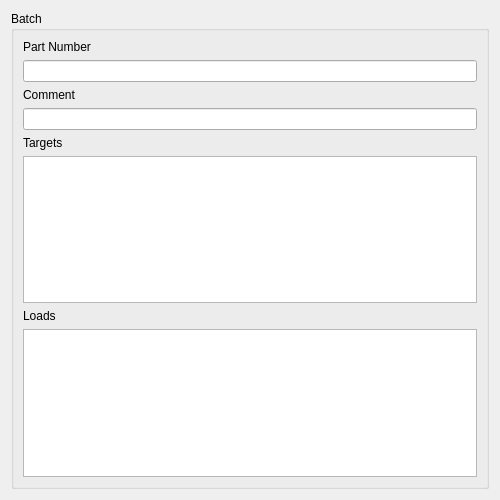
Old version of the form lib/arinc665_qt/media/BatchWidget.ui in the repository hirah2205/ARINC-665.
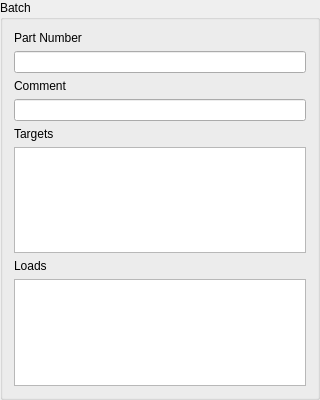
New version of the form.

Commit message: Update Media representation

The edit to the form file:
```diff
--- a/lib/arinc665_qt/media/BatchWidget.ui
+++ b/lib/arinc665_qt/media/BatchWidget.ui
@@ -2,25 +2,19 @@
 <ui version="4.0">
  <author>Thomas Vogt</author>
  <class>Arinc665Qt::Media::BatchWidget</class>
- <widget class="QWidget" name="Arinc665Qt::Media::BatchWidget">
+ <widget class="QGroupBox" name="Arinc665Qt::Media::BatchWidget">
   <property name="geometry">
    <rect>
     <x>0</x>
     <y>0</y>
-    <width>500</width>
-    <height>500</height>
+    <width>320</width>
+    <height>400</height>
    </rect>
   </property>
-  <property name="windowTitle">
-   <string>Form</string>
-  </property>
-  <layout class="QVBoxLayout" name="verticalLayout">
-   <item>
-    <widget class="QGroupBox" name="batchGroupBox">
      <property name="title">
       <string>Batch</string>
      </property>
-     <layout class="QVBoxLayout" name="verticalLayout_2">
+  <layout class="QVBoxLayout" name="verticalLayout">
       <item>
        <widget class="QLabel" name="partNumberLabel">
         <property name="text">
@@ -105,30 +99,8 @@
         </attribute>
        </widget>
       </item>
-      <item>
-       <spacer name="verticalSpacer">
-        <property name="orientation">
-         <enum>Qt::Vertical</enum>
-        </property>
-        <property name="sizeHint" stdset="0">
-         <size>
-          <width>20</width>
-          <height>40</height>
-         </size>
-        </property>
-       </spacer>
-      </item>
-     </layout>
-    </widget>
-   </item>
-  </layout>
- </widget>
- <tabstops>
-  <tabstop>partNumber</tabstop>
-  <tabstop>comment</tabstop>
-  <tabstop>targets</tabstop>
-  <tabstop>loads</tabstop>
- </tabstops>
+  </layout>
+ </widget>
  <resources/>
  <connections/>
 </ui>
```
Lines whose indentation alone changed are shown as unchanged. The commit also changes 10 other files.
